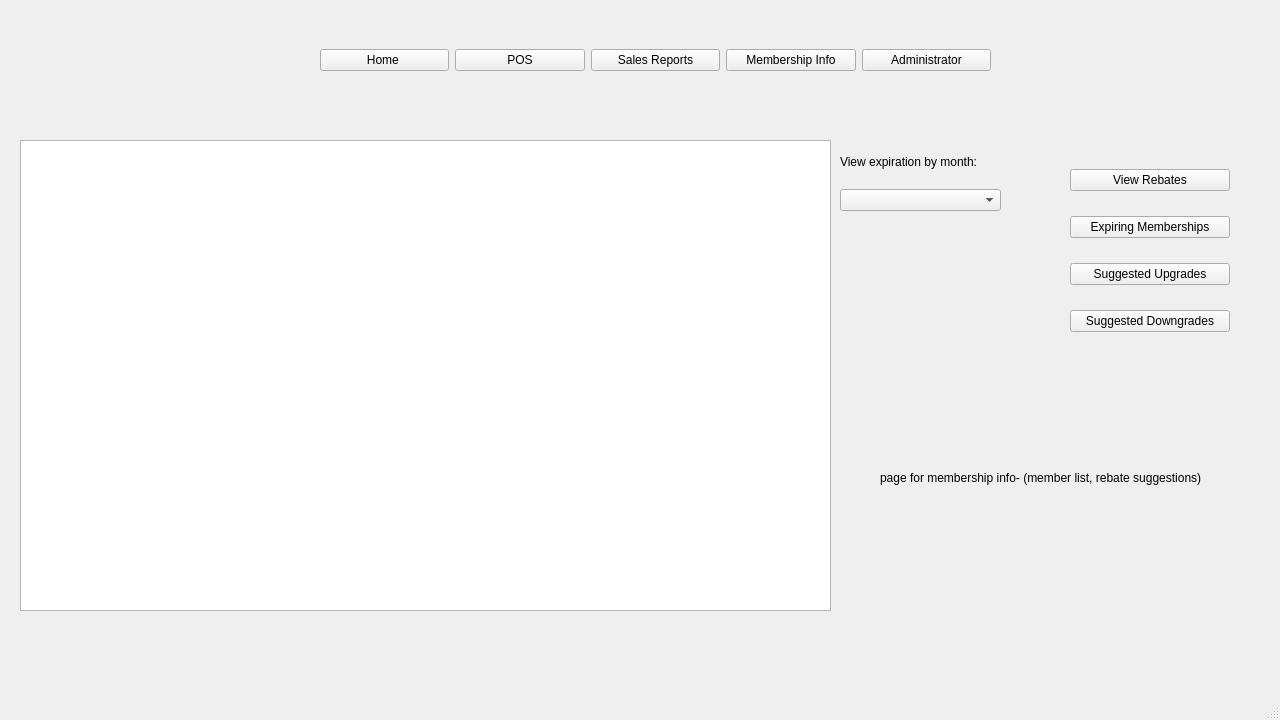
Big-Dogs/Bulk-Club-Project, file mainwindow.ui: the form before one commit.
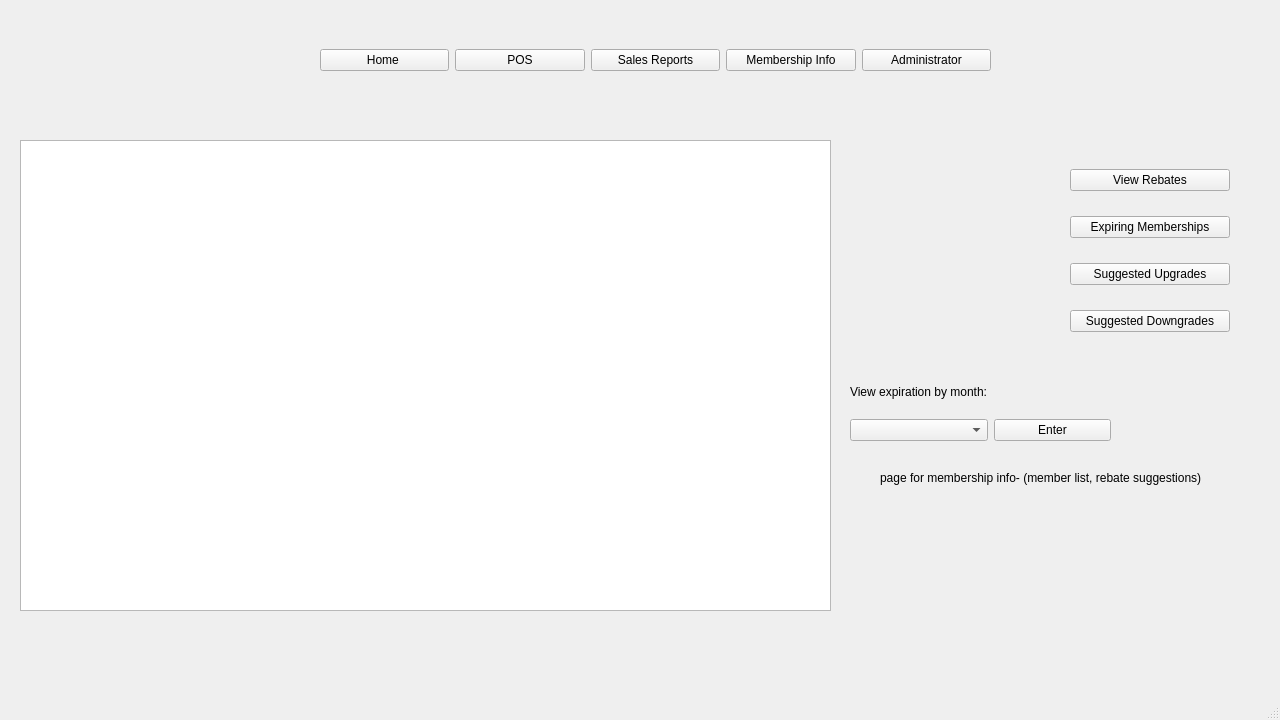
The form after the commit. The open tabs and pages were chosen to show the change.

Commit message:
buttons for 2 list views
yep

What changed in the file:
```diff
--- a/mainwindow.ui
+++ b/mainwindow.ui
@@ -445,9 +445,9 @@
      <widget class="QWidget" name="gridWidget_membership_expire" native="true">
       <property name="geometry">
        <rect>
-        <x>840</x>
-        <y>20</y>
-        <width>161</width>
+        <x>850</x>
+        <y>250</y>
+        <width>261</width>
         <height>71</height>
        </rect>
       </property>
@@ -462,6 +462,13 @@
          </property>
         </widget>
        </item>
+       <item row="2" column="2">
+        <widget class="QPushButton" name="pushButton_membership_expire">
+         <property name="text">
+          <string>Enter</string>
+         </property>
+        </widget>
+       </item>
       </layout>
      </widget>
     </widget>
```
Left out of the diff: 13 changed lines with no effect on the pictures. The commit also changes 2 other files.
